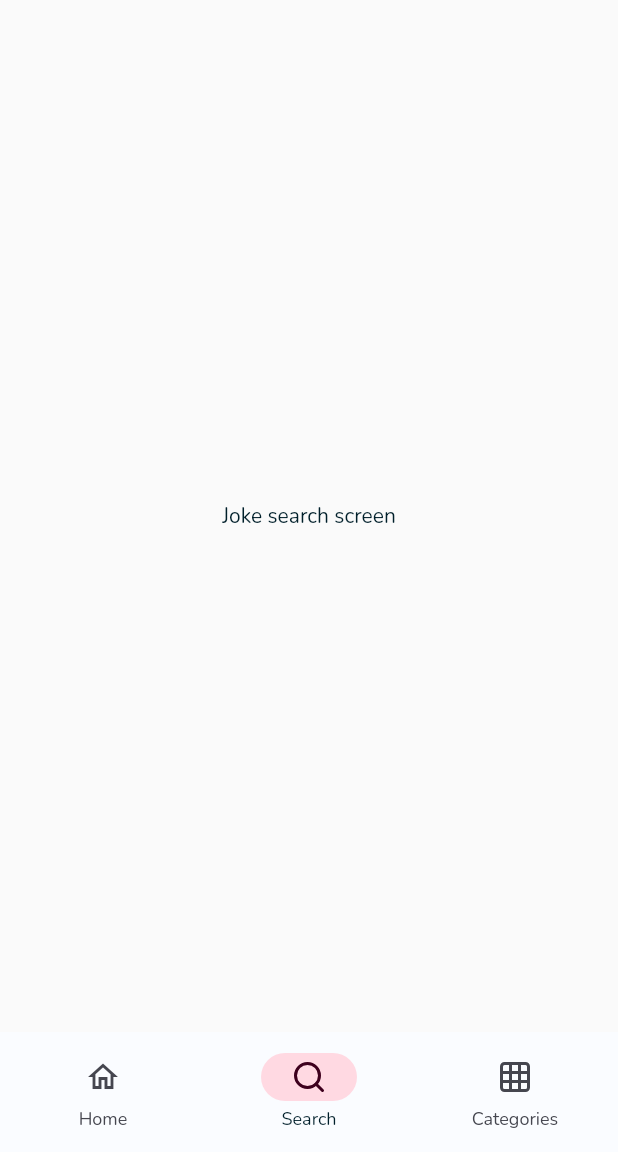
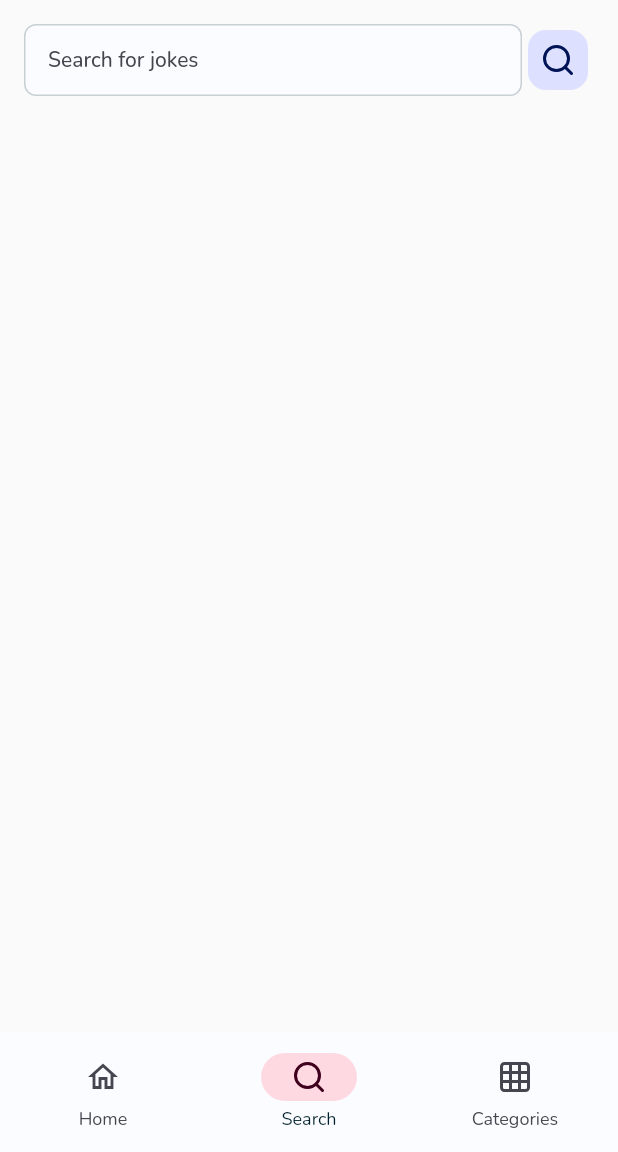
Before and after one commit to andrewpmoore/chuck, a Flutter app: the screen it shows after launch, item 2 of the bottom bar chosen, on a phone screen of 412 x 824 dp, the part 84-1236 px from its top. Run offline on Flutter 3.47's test engine with Material 2 defaults, Android fonts, the phone set to English and light mode, and no system bars; our stand-ins replace dio, google_fonts, lucide_icons; generated files the repository leaves out were written again.

Commit message:
basics of joke search added

```diff
--- a/lib/src/app.dart
+++ b/lib/src/app.dart
@@ -84,7 +84,7 @@ class MyApp extends StatelessWidget {
                   case SettingsView.routeName:
                     return SettingsView(controller: settingsController);
                   default:
-                    return HomeView();
+                    return const HomeView();
                 }
               },
             );
--- a/lib/src/localization/app_en.arb
+++ b/lib/src/localization/app_en.arb
@@ -11,6 +11,10 @@
     "@random": {
       "description": "Screen navigation for showing random joke"
   },
+  "settings": "Settings",
+    "@settings": {
+      "description": "Application settings"
+  },
   "random": "Random joke",
     "@random": {
       "description": "Screen navigation for showing random joke"
@@ -19,6 +23,14 @@
     "@search": {
       "description": "Screen navigation for showing the joke search screen"
   },
+  "searchPrompt": "Search for jokes",
+    "@searchPrompt": {
+      "description": "Text field prompt to search for jokes"
+  },
+  "noResultsFound": "No jokes found",
+      "@noResultsFound": {
+        "description": "Message for when jokes are searched, but no results are found"
+    },
   "categories": "Categories",
     "@categories": {
      "description": "Screen navigation for showing the joke categories screen"
--- a/lib/src/services/api/dio/jokes_api_dio.dart
+++ b/lib/src/services/api/dio/jokes_api_dio.dart
@@ -1,6 +1,3 @@
-import 'dart:convert';
-import 'dart:io';
-
 import 'package:chuck/src/models/joke.dart';
 import 'package:chuck/src/models/joke_categories.dart';
 import 'package:chuck/src/models/joke_search_results.dart';
--- a/lib/src/ui/screens/home/home_view.dart
+++ b/lib/src/ui/screens/home/home_view.dart
@@ -12,6 +12,8 @@ import 'package:lucide_icons/lucide_icons.dart';
 class HomeView extends StatefulWidget {
 
   static const routeName = '/';
+
+  const HomeView({super.key});
 
   @override
   State<HomeView> createState() => _HomeViewState();
@@ -29,6 +31,7 @@ class _HomeViewState extends State<HomeView> {
         title: Text(context.loc!.homeTitle),
         actions: [
           IconButton(
+            tooltip: context.loc!.settings,
             icon: const Icon(LucideIcons.settings2),
             onPressed: () {
               // Navigate to the settings page. If the user leaves and returns
--- a/lib/src/ui/screens/home/search/joke_search_screen.dart
+++ b/lib/src/ui/screens/home/search/joke_search_screen.dart
@@ -1,10 +1,141 @@
+import 'package:chuck/src/business/joke_search_provider.dart';
+import 'package:chuck/src/ui/resources/ui_constants.dart';
+import 'package:chuck/src/ui/resources/ui_extensions/build_context_extension.dart';
 import 'package:flutter/material.dart';
+import 'package:lucide_icons/lucide_icons.dart';
+import 'package:provider/provider.dart';
 
 class JokeSearchScreen extends StatelessWidget {
   const JokeSearchScreen({Key? key}) : super(key: key);
 
   @override
   Widget build(BuildContext context) {
-    return const Center(child: Text('Joke search screen'));
+    return ChangeNotifierProvider(
+      create: (context) => JokeSearchProvider(),
+      child: _JokeSearch(),
+    );
   }
 }
+
+
+
+/// basic structure of search page with the search field at the top and the results at the bottom
+class _JokeSearch extends StatelessWidget {
+
+  @override
+  Widget build(BuildContext context) {
+    return const Column(
+      children: [
+        gapH16,
+        _SearchFieldView(),
+        gapH16,
+        _SearchResults(),
+      ],
+    );
+  }
+}
+
+
+class _SearchFieldView extends StatefulWidget {
+  const _SearchFieldView({Key? key}) : super(key: key);
+
+  @override
+  State<_SearchFieldView> createState() => _SearchFieldViewState();
+}
+
+class _SearchFieldViewState extends State<_SearchFieldView> {
+
+  TextEditingController textEditingController = TextEditingController();
+
+
+  @override
+  Widget build(BuildContext context) {
+    return Row(
+      children: [
+        gapW16,
+        Expanded(
+          child: TextField(
+            controller: textEditingController,
+            textInputAction: TextInputAction.search,
+            onSubmitted: (String value) async {
+              _performSearch();
+            },
+            maxLength: 120,
+            autocorrect: true,
+            decoration: InputDecoration(
+              hintText: context.loc!.searchPrompt,
+              filled: true,
+              counterText:  '',
+              contentPadding: const EdgeInsets.symmetric(horizontal: 12, vertical: 0),
+              // prefixIcon: const Icon(
+              //   LucideIcons.search,
+              //   size: 20,
+              // ),
+              focusedBorder: OutlineInputBorder(
+                borderRadius: BorderRadius.circular(8),
+                borderSide: BorderSide(color: context.colorScheme.onBackground.withOpacity(0.2), width: 1),
+              ),
+              enabledBorder: OutlineInputBorder(
+                borderRadius: BorderRadius.circular(8),
+                borderSide: BorderSide(color: context.colorScheme.onBackground.withOpacity(0.2), width: 1),
+              ),
+            ),
+          ),
+        ),
+        FloatingActionButton(onPressed: (){
+          _performSearch();
+        }, mini: true, tooltip: context.loc!.search, elevation: 0, child: const Icon(LucideIcons.search),),
+        gapW16,
+      ],
+    );
+  }
+
+  ///Handle calling the provider to make the call from either the search button on the keyboard or pressing the search button
+  void _performSearch() {
+    hideKeyboard(context);
+    context.read<JokeSearchProvider>().jokeSearch(textEditingController.text);
+  }
+
+  /// hide the keyboard when a search is run
+  void hideKeyboard(BuildContext context) {
+    FocusScope.of(context).requestFocus(FocusNode());
+  }
+
+}
+
+class _SearchResults extends StatefulWidget {
+  const _SearchResults({Key? key}) : super(key: key);
+
+  @override
+  State<_SearchResults> createState() => _SearchResultsState();
+}
+
+class _SearchResultsState extends State<_SearchResults> {
+  @override
+  Widget build(BuildContext context) {
+    // return context.read<JokeSearchProvider>().busy ? const Center(child: CircularProgressIndicator.adaptive(),) : const Text('results here');
+    JokeSearchProvider provider = Provider.of<JokeSearchProvider>(context);
+    if (provider.busy){
+      return const Center(child: CircularProgressIndicator.adaptive());
+    } else if (!provider.searchPerformed){
+      return const SizedBox();
+    } else if (provider.searchPerformed&&provider.jokeSearchResults?.total==0){
+      return Text(context.loc!.noResultsFound);
+    } else if (provider.errorMessage.isNotEmpty) {
+      return Text(provider.errorMessage);
+    }
+    else{
+      return Expanded(
+        child: ListView.builder(
+            itemCount: provider.jokeSearchResults?.total??0,
+            itemBuilder: (context, index){
+              return ListTile(title: Text(provider.jokeSearchResults!.result![index].value??'', style: context.style.bodyMedium,),
+              leading: Text('${index+1}.', style: context.style.bodyMedium,),
+              );
+            }),
+      );
+    }
+
+
+  }
+}
```
Also changed, not shown: lib/src/business/joke_category_provider.dart (added, +61 -0 lines), lib/src/business/joke_search_provider.dart (added, +76 -0 lines), lib/src/business/random_joke_provider.dart (+12 -8 lines).
